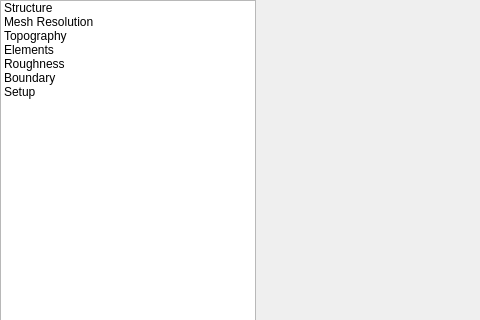
Before: the Qt Designer form src/ui/reosedithydraulicstructure2dwidget.ui in vcloarec/ReosProject, drawn with Qt 5; both pictures show x 0 to 480 and y 0 to 320 of the 643 by 496 pixel window.
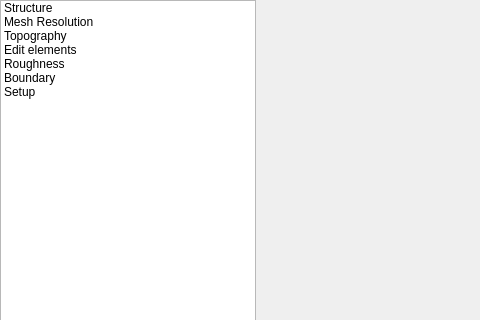
After: the same form once the commit is applied. Icons and pictures are not drawn.

Commit message: mesh element editing, first implementation

Diff of the .ui file:
```diff
--- a/src/ui/reosedithydraulicstructure2dwidget.ui
+++ b/src/ui/reosedithydraulicstructure2dwidget.ui
@@ -80,7 +80,7 @@
        </item>
        <item>
         <property name="text">
-         <string>Elements</string>
+         <string>Edit elements</string>
         </property>
        </item>
        <item>
```
Left out of the diff: 5 changed lines with no effect on the pictures. The commit also changes 17 other files.
